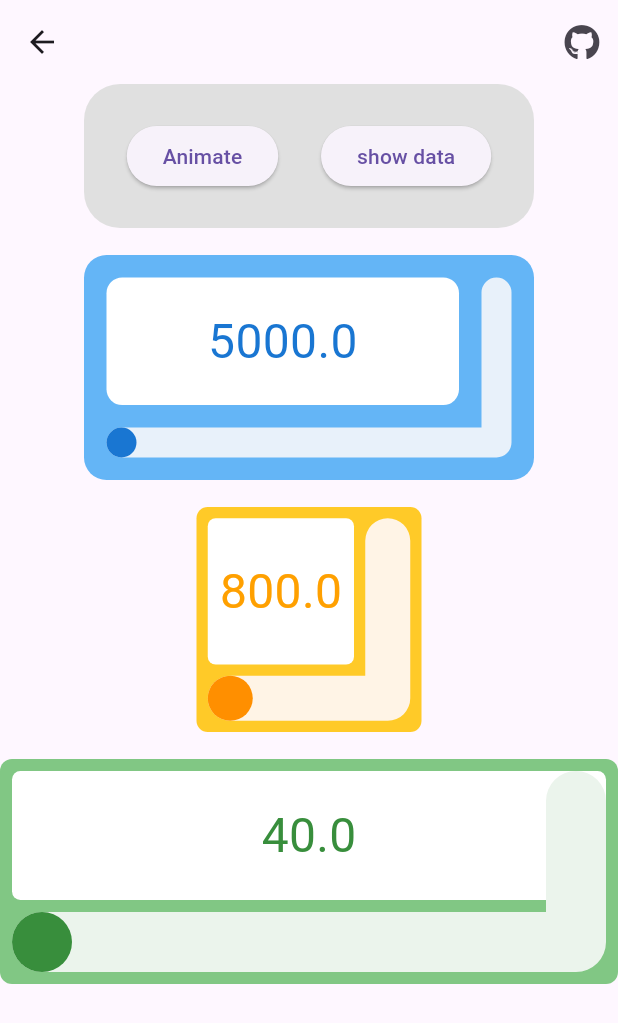
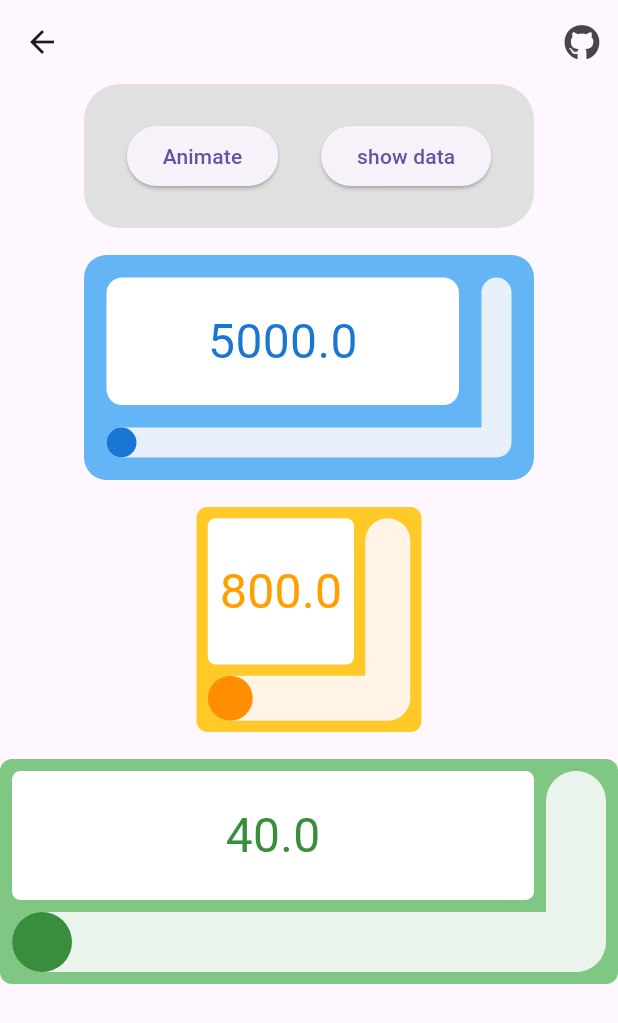
Before and after one commit to shogoisaji/ui_playground_134, a Flutter app: the LevelGaugeExample screen opened by its route, on a phone screen of 412 x 824 dp. Shown: the top 1023 px of the screen. Run offline on Flutter 3.47's test engine with Material 3 defaults, Android fonts, the phone set to English and light mode, and no system bars; our stand-ins replace font_awesome_flutter, go_router.

Commit message:
fix: width bug

```diff
--- a/lib/pages/level_gauge/level_gauge_example.dart
+++ b/lib/pages/level_gauge/level_gauge_example.dart
@@ -27,6 +27,8 @@ class _LevelGaugeExampleState extends State<LevelGaugeExample>
 
   @override
   Widget build(BuildContext context) {
+    final w = MediaQuery.sizeOf(context).width;
+
     return Scaffold(
       appBar: AppBar(
         actions: [
@@ -125,7 +127,7 @@ class _LevelGaugeExampleState extends State<LevelGaugeExample>
                       style: TextStyle(fontSize: 20, color: Colors.grey))
                   : const SizedBox.shrink(),
               LevelGaugeWidget(
-                width: 500,
+                width: 500.0.clamp(0, w),
                 height: 150,
                 value: 40,
                 minValue: 0,
```
